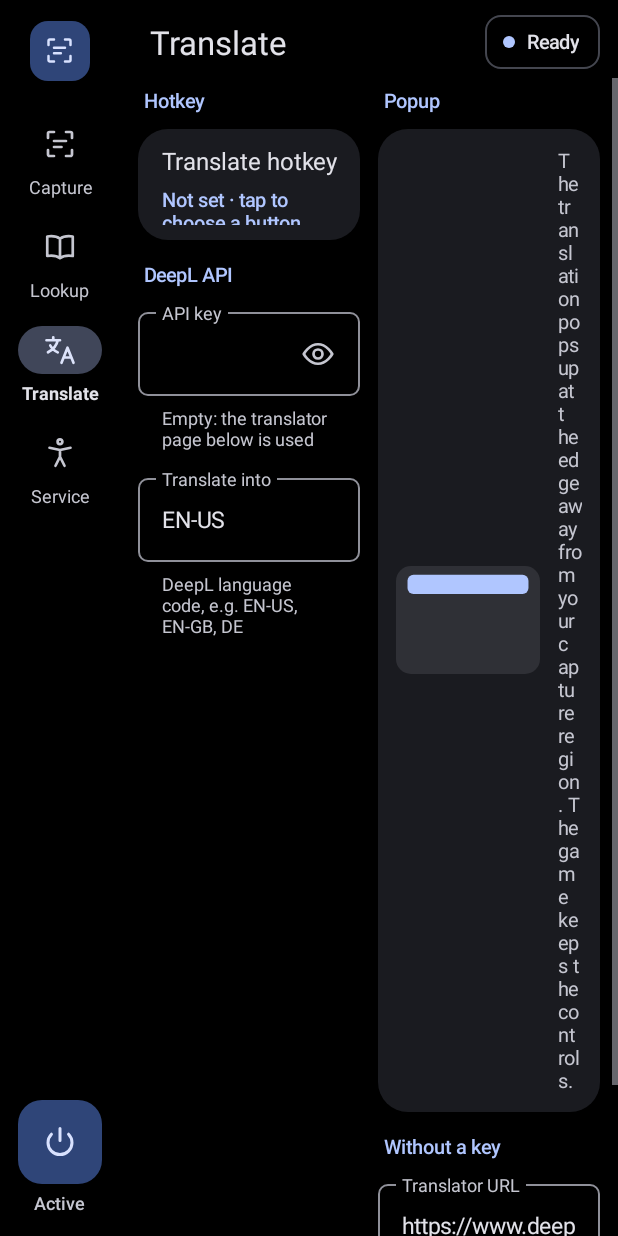
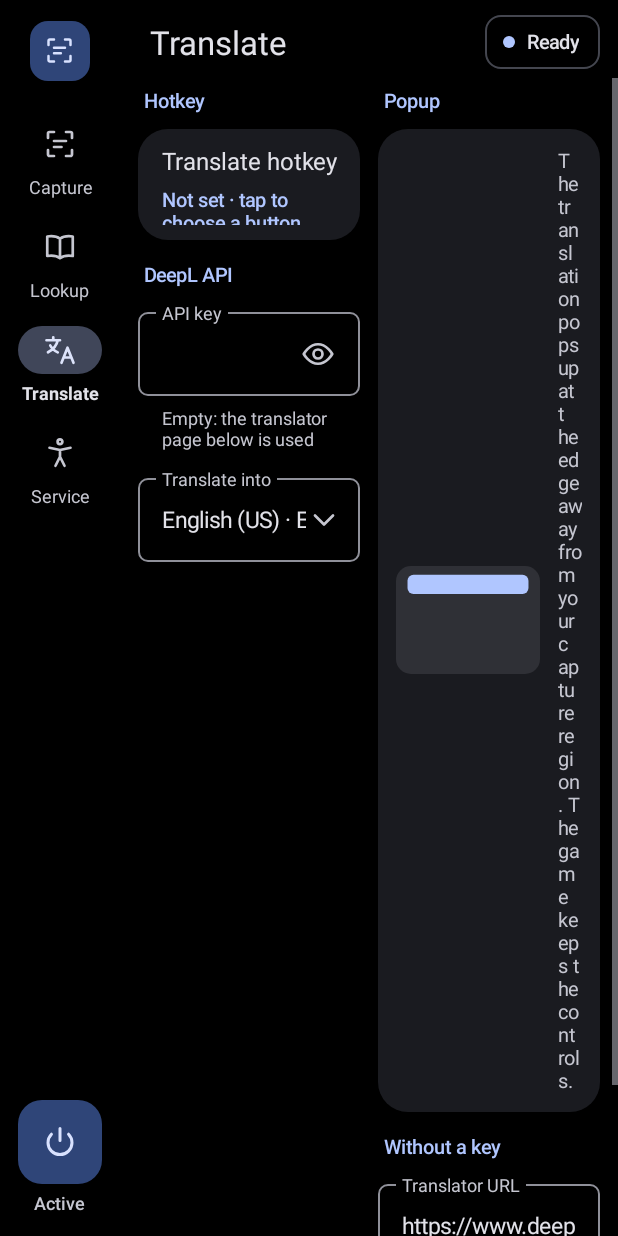
Before and after one commit to aypro/ocrclip, an Android app: the screen it shows after launch (MainActivity), after a tap on "Translate", on a phone screen of 412 x 824 dp. Run offline under Robolectric (Android 15) with nearby library versions, the phone set to English and light mode, and no system bars; 1 other tap on this screen came first.

Commit message:
Match the settings design: crop icon, waiting dot, language picker; v0.3.2
Three places where the settings screen still differed from the design:

- "Pick region" has its crop icon. Icon buttons use 8 dp side padding so
  the half-width button stays on one line.
- The hotkey dialog's "WAITING…" has the primary-colour dot in front.
- "Translate into" is a dropdown instead of a free-text code field. It
  opens a list of DeepL target languages (DeepL.TARGETS), focused on the
  current one so the D-pad starts there; a saved code that isn't in the
  list is kept at the top.

The CI signing secret now holds ~/.config/.android/debug.keystore, the one
local Gradle actually uses (XDG_CONFIG_HOME is set), so CI APKs install over
local builds again. AGENTS.md names the right path.

Co-Authored-By: Claude Opus 5.5 <noreply@anthropic.com>

```diff
--- a/app/build.gradle.kts
+++ b/app/build.gradle.kts
@@ -10,8 +10,8 @@ android {
         applicationId = "com.local.ocrclip"
         minSdk = 30 // AccessibilityService.takeScreenshot
         targetSdk = 36
-        versionCode = 4
-        versionName = "0.3.1"
+        versionCode = 5
+        versionName = "0.3.2"
 
         // Retroid Pocket Classic (and nearly every current device) is arm64; drops the other ABIs' copies of the OCR model.
         ndk { abiFilters += "arm64-v8a" }
--- a/app/src/main/java/com/local/ocrclip/DeepL.kt
+++ b/app/src/main/java/com/local/ocrclip/DeepL.kt
@@ -8,6 +8,19 @@ import org.json.JSONObject
 
 /** DeepL API v2 text translation. Free-plan keys end in ":fx" and use their own host. */
 object DeepL {
+    /** Target languages the API accepts, as (code, name). */
+    val TARGETS = listOf(
+        "AR" to "Arabic", "BG" to "Bulgarian", "CS" to "Czech", "DA" to "Danish", "DE" to "German",
+        "EL" to "Greek", "EN-GB" to "English (UK)", "EN-US" to "English (US)", "ES" to "Spanish",
+        "ES-419" to "Spanish (Latin America)", "ET" to "Estonian", "FI" to "Finnish", "FR" to "French",
+        "HE" to "Hebrew", "HU" to "Hungarian", "ID" to "Indonesian", "IT" to "Italian", "KO" to "Korean",
+        "LT" to "Lithuanian", "LV" to "Latvian", "NB" to "Norwegian (Bokmål)", "NL" to "Dutch", "PL" to "Polish",
+        "PT-BR" to "Portuguese (Brazil)", "PT-PT" to "Portuguese (Portugal)", "RO" to "Romanian",
+        "RU" to "Russian", "SK" to "Slovak", "SL" to "Slovenian", "SV" to "Swedish", "TH" to "Thai",
+        "TR" to "Turkish", "UK" to "Ukrainian", "VI" to "Vietnamese", "ZH-HANS" to "Chinese (simplified)",
+        "ZH-HANT" to "Chinese (traditional)",
+    )
+
     /** Returns the translation of Japanese [text] into [target] (e.g. "EN-US"). Blocking; call off the main thread. */
     fun translate(text: String, key: String, target: String): String {
         val host = if (key.endsWith(":fx")) "api-free.deepl.com" else "api.deepl.com"
--- a/app/src/main/java/com/local/ocrclip/MainActivity.kt
+++ b/app/src/main/java/com/local/ocrclip/MainActivity.kt
@@ -10,14 +10,20 @@ import android.graphics.BitmapFactory
 import android.graphics.Color
 import android.graphics.Typeface
 import android.graphics.drawable.ColorDrawable
+import android.graphics.drawable.Drawable
 import android.graphics.drawable.GradientDrawable
+import android.graphics.drawable.InsetDrawable
 import android.net.Uri
 import android.os.Build
 import android.os.Bundle
 import android.provider.Settings
 import android.text.Editable
 import android.text.InputType
+import android.text.SpannableString
+import android.text.Spanned
 import android.text.TextWatcher
+import android.text.style.DynamicDrawableSpan
+import android.text.style.ImageSpan
 import android.util.TypedValue
 import android.view.Gravity
 import android.view.KeyEvent
@@ -421,7 +427,7 @@ class MainActivity : Activity() {
         card.addView(top)
 
         val buttons = LinearLayout(this)
-        buttons.addView(button("Pick region", Style.TONAL) {
+        buttons.addView(button("Pick region", Style.TONAL, R.drawable.ic_crop) {
             if (Prefs.lastScreenshot(this).exists()) {
                 startActivity(Intent(this, RegionActivity::class.java))
             } else {
@@ -651,12 +657,22 @@ class MainActivity : Activity() {
                 else -> "Pro API key"
             }
         }
-        val (targetField, _) = field(
-            "Translate into", prefs.deeplTarget,
-            InputType.TYPE_TEXT_FLAG_CAP_CHARACTERS or InputType.TYPE_TEXT_FLAG_NO_SUGGESTIONS,
-        ) { prefs.deeplTarget = it.uppercase().ifEmpty { Prefs.DEFAULT_DEEPL_TARGET } }
-        deepl.addView(targetField, LinearLayout.LayoutParams(MATCH, WRAP).apply { topMargin = dpi(10) })
-        deepl.addView(helper("DeepL language code, e.g. EN-US, EN-GB, DE"))
+        val target = TextView(this).apply {
+            id = View.generateViewId()
+            setSingleLine(true)
+            setTextSize(TypedValue.COMPLEX_UNIT_SP, 15f)
+            setTextColor(p.on)
+            gravity = Gravity.CENTER_VERTICAL or Gravity.START
+            setPadding(dpi(16), 0, dpi(12), 0)
+            isFocusable = true
+            isClickable = true
+            background = tappable(p, radiiAll(6), Color.TRANSPARENT, p.outline, dpi(1))
+            val chevron = getDrawable(R.drawable.ic_expand)!!.mutate().apply { setTint(p.onVar) }
+            setCompoundDrawablesRelativeWithIntrinsicBounds(null, null, chevron, null)
+            setOnClickListener { pickTarget() }
+        }
+        deepl.addView(outlined("Translate into", target).first, LinearLayout.LayoutParams(MATCH, WRAP).apply { topMargin = dpi(10) })
+        refreshers += { target.text = targetName(prefs.deeplTarget) }
 
         val popup = LinearLayout(this).apply {
             gravity = Gravity.CENTER_VERTICAL
@@ -787,7 +803,7 @@ class MainActivity : Activity() {
         card.addView(top)
         val open = { startActivity(Intent(Settings.ACTION_ACCESSIBILITY_SETTINGS)) }
         card.addView(
-            if (on) button("Accessibility settings", Style.OUTLINED, open) else button("Turn on in settings", Style.FILLED_ERROR, open),
+            if (on) button("Accessibility settings", Style.OUTLINED, onClick = open) else button("Turn on in settings", Style.FILLED_ERROR, onClick = open),
             LinearLayout.LayoutParams(MATCH, dpi(44)).apply { topMargin = dpi(12) },
         )
         return card
@@ -875,7 +891,11 @@ class MainActivity : Activity() {
         }
         content.addView(label(14f, p.onVar, value = body).apply { gravity = Gravity.CENTER },
             LinearLayout.LayoutParams(MATCH, WRAP).apply { topMargin = dpi(16) })
-        val waiting = label(13f, p.onVar, value = "WAITING…").apply {
+        val dot = GradientDrawable().apply {
+            shape = GradientDrawable.OVAL
+            setColor(p.primary)
+        }
+        val waiting = label(13f, p.onVar, value = leading(dot, 8, 10, "WAITING…")).apply {
             gravity = Gravity.CENTER
             typeface = Typeface.create(Typeface.MONOSPACE, Typeface.BOLD)
             letterSpacing = 0.04f
@@ -927,6 +947,61 @@ class MainActivity : Activity() {
         OcrService.bindingHotkey = false
     }
 
+    private fun targetName(code: String) = DeepL.TARGETS.firstOrNull { it.first == code }?.let { "${it.second} · $code" } ?: code
+
+    /** The DeepL target language as a list dialog; the D-pad starts on the current choice. */
+    private fun pickTarget() {
+        val current = prefs.deeplTarget
+        val codes = DeepL.TARGETS.map { it.first }.let { if (current in it) it else listOf(current) + it }
+        val dialog = Dialog(this)
+        val content = LinearLayout(this).apply {
+            orientation = LinearLayout.VERTICAL
+            setPadding(dpi(12), dpi(24), dpi(12), dpi(16))
+            background = shape(radiiAll(28), p.cardHigh)
+        }
+        content.addView(label(24f, p.on, value = "Translate into").apply { setPadding(dpi(12), 0, dpi(12), 0) })
+        val list = LinearLayout(this).apply { orientation = LinearLayout.VERTICAL }
+        var selected: View? = null
+        for (code in codes) {
+            val on = code == current
+            val r = LinearLayout(this).apply {
+                gravity = Gravity.CENTER_VERTICAL
+                minimumHeight = dpi(48)
+                setPadding(dpi(12), 0, dpi(12), 0)
+                isFocusable = true
+                isClickable = true
+                background = tappable(p, radiiAll(24), Color.TRANSPARENT)
+                setOnClickListener {
+                    prefs.deeplTarget = code
+                    dialog.dismiss()
+                }
+            }
+            r.announceAs("android.widget.RadioButton") { on }
+            r.addView(Indicator(this, p, Indicator.Kind.RADIO).apply { checked = on },
+                LinearLayout.LayoutParams(WRAP, WRAP).apply { marginEnd = dpi(16) })
+            r.addView(label(16f, p.on, value = targetName(code)), LinearLayout.LayoutParams(0, WRAP, 1f))
+            list.addView(r, LinearLayout.LayoutParams(MATCH, WRAP))
+            if (on) selected = r
+        }
+        val scroll = ScrollView(this).apply { addView(list) }
+        content.addView(scroll, LinearLayout.LayoutParams(MATCH, 0, 1f).apply { topMargin = dpi(16) })
+        val actions = LinearLayout(this).apply { gravity = Gravity.END }
+        actions.addView(button("Cancel", Style.TEXT) { dialog.dismiss() }, LinearLayout.LayoutParams(WRAP, dpi(44)))
+        content.addView(actions, LinearLayout.LayoutParams(MATCH, WRAP).apply { topMargin = dpi(8) })
+
+        dialog.requestWindowFeature(Window.FEATURE_NO_TITLE)
+        dialog.setContentView(content)
+        dialog.window?.setBackgroundDrawable(ColorDrawable(Color.TRANSPARENT))
+        dialog.show()
+        dialog.window?.setLayout(dpi(328), (resources.displayMetrics.heightPixels - dpi(48)).coerceAtMost(dpi(420)))
+        selected?.let { s ->
+            s.post {
+                scroll.scrollTo(0, (s.top - dpi(96)).coerceAtLeast(0))
+                s.requestFocusFromTouch() // also when opened by touch, so the D-pad starts here
+            }
+        }
+    }
+
     // ---- Database import (unchanged) ----
 
     override fun onActivityResult(requestCode: Int, resultCode: Int, data: Intent?) {
@@ -975,7 +1050,15 @@ class MainActivity : Activity() {
             setOnClickListener(onClick)
         }
 
-    private fun button(text: String, style: Style, onClick: () -> Unit) = Button(this).apply {
+    /** [text] after a [size] dp drawable and a [gap] dp space, kept as one centred run (compound drawables sit at the edge). */
+    private fun leading(d: Drawable, size: Int, gap: Int, text: String): CharSequence {
+        val inset = InsetDrawable(d, 0, 0, dpi(gap), 0).apply { setBounds(0, 0, dpi(size + gap), dpi(size)) }
+        return SpannableString(" $text").apply {
+            setSpan(ImageSpan(inset, DynamicDrawableSpan.ALIGN_CENTER), 0, 1, Spanned.SPAN_EXCLUSIVE_EXCLUSIVE)
+        }
+    }
+
+    private fun button(text: String, style: Style, iconRes: Int? = null, onClick: () -> Unit) = Button(this).apply {
         this.text = text
         isAllCaps = false
         stateListAnimator = null
@@ -1005,6 +1088,12 @@ class MainActivity : Activity() {
                 background = tappable(p, r, Color.TRANSPARENT)
                 setTextColor(p.primary)
             }
+        }
+        if (iconRes != null) {
+            this.text = leading(getDrawable(iconRes)!!.mutate().apply { setTint(currentTextColor) }, 18, 8, text)
+            // The icon takes the room of the side padding, so a half-width button still fits on one line.
+            setPadding(dpi(8), 0, dpi(8), 0)
+            isSingleLine = true
         }
         setOnClickListener { onClick() }
     }
@@ -1046,14 +1135,22 @@ class MainActivity : Activity() {
 
     private fun helper(text: String) = label(12f, p.onVar, value = text).apply { setPadding(dpi(16), dpi(6), dpi(16), 0) }
 
-    /** Material outlined text field: a 56 dp box whose label sits on the top border. */
-    private fun field(name: String, initial: String, variation: Int, mono: Boolean = false, onChange: (String) -> Unit): Pair<FrameLayout, EditText> {
+    /** Material outlined box: [box] at 56 dp with [name] sitting on its top border. Returns the frame and the label. */
+    private fun outlined(name: String, box: View): Pair<FrameLayout, TextView> {
         val frame = FrameLayout(this)
         val caption = label(12f, p.onVar, value = name).apply {
             setBackgroundColor(p.bg)
             setPadding(dpi(4), 0, dpi(4), 0)
             gravity = Gravity.CENTER_VERTICAL
+            labelFor = box.id
         }
+        frame.addView(box, FrameLayout.LayoutParams(MATCH, dpi(56)).apply { topMargin = dpi(8) })
+        frame.addView(caption, FrameLayout.LayoutParams(WRAP, dpi(16), Gravity.TOP or Gravity.START).apply { marginStart = dpi(12) })
+        return frame to caption
+    }
+
+    /** Material outlined text field. */
+    private fun field(name: String, initial: String, variation: Int, mono: Boolean = false, onChange: (String) -> Unit): Pair<FrameLayout, EditText> {
         val edit = EditText(this).apply {
             id = View.generateViewId()
             setSingleLine(true)
@@ -1072,16 +1169,14 @@ class MainActivity : Activity() {
                 addState(intArrayOf(android.R.attr.state_focused), focused)
                 addState(intArrayOf(), idle)
             }
-            setOnFocusChangeListener { _, has -> caption.setTextColor(if (has) p.primary else p.onVar) }
             addTextChangedListener(object : TextWatcher {
                 override fun beforeTextChanged(s: CharSequence?, start: Int, count: Int, after: Int) {}
                 override fun onTextChanged(s: CharSequence?, start: Int, before: Int, count: Int) {}
                 override fun afterTextChanged(s: Editable) = onChange(s.toString().trim())
             })
         }
-        caption.labelFor = edit.id
-        frame.addView(edit, FrameLayout.LayoutParams(MATCH, dpi(56)).apply { topMargin = dpi(8) })
-        frame.addView(caption, FrameLayout.LayoutParams(WRAP, dpi(16), Gravity.TOP or Gravity.START).apply { marginStart = dpi(12) })
+        val (frame, caption) = outlined(name, edit)
+        edit.setOnFocusChangeListener { _, has -> caption.setTextColor(if (has) p.primary else p.onVar) }
         return frame to edit
     }
 
--- /dev/null
+++ b/app/src/main/res/drawable/ic_crop.xml
@@ -0,0 +1,15 @@
+<?xml version="1.0" encoding="utf-8"?>
+<!-- Stroke icon from the settings redesign; tinted in code. -->
+<vector xmlns:android="http://schemas.android.com/apk/res/android"
+    android:width="24dp"
+    android:height="24dp"
+    android:viewportWidth="24"
+    android:viewportHeight="24">
+    <path
+        android:fillColor="#00000000"
+        android:pathData="M7 3v14h14M3 7h14v14"
+        android:strokeWidth="1.9"
+        android:strokeColor="#FFFFFFFF"
+        android:strokeLineCap="round"
+        android:strokeLineJoin="round" />
+</vector>
--- /dev/null
+++ b/app/src/main/res/drawable/ic_expand.xml
@@ -0,0 +1,15 @@
+<?xml version="1.0" encoding="utf-8"?>
+<!-- Stroke icon from the settings redesign; tinted in code. -->
+<vector xmlns:android="http://schemas.android.com/apk/res/android"
+    android:width="24dp"
+    android:height="24dp"
+    android:viewportWidth="24"
+    android:viewportHeight="24">
+    <path
+        android:fillColor="#00000000"
+        android:pathData="M6 9l6 6 6 -6"
+        android:strokeWidth="1.8"
+        android:strokeColor="#FFFFFFFF"
+        android:strokeLineCap="round"
+        android:strokeLineJoin="round" />
+</vector>
```
Also changed, not shown: 1 other file.
